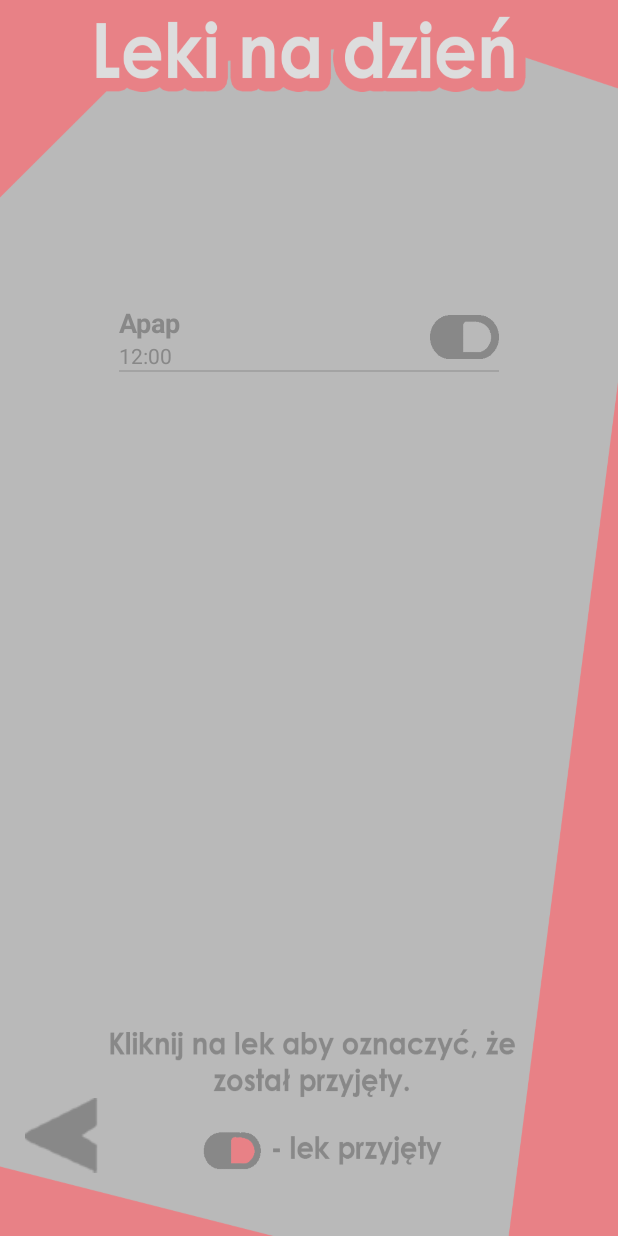
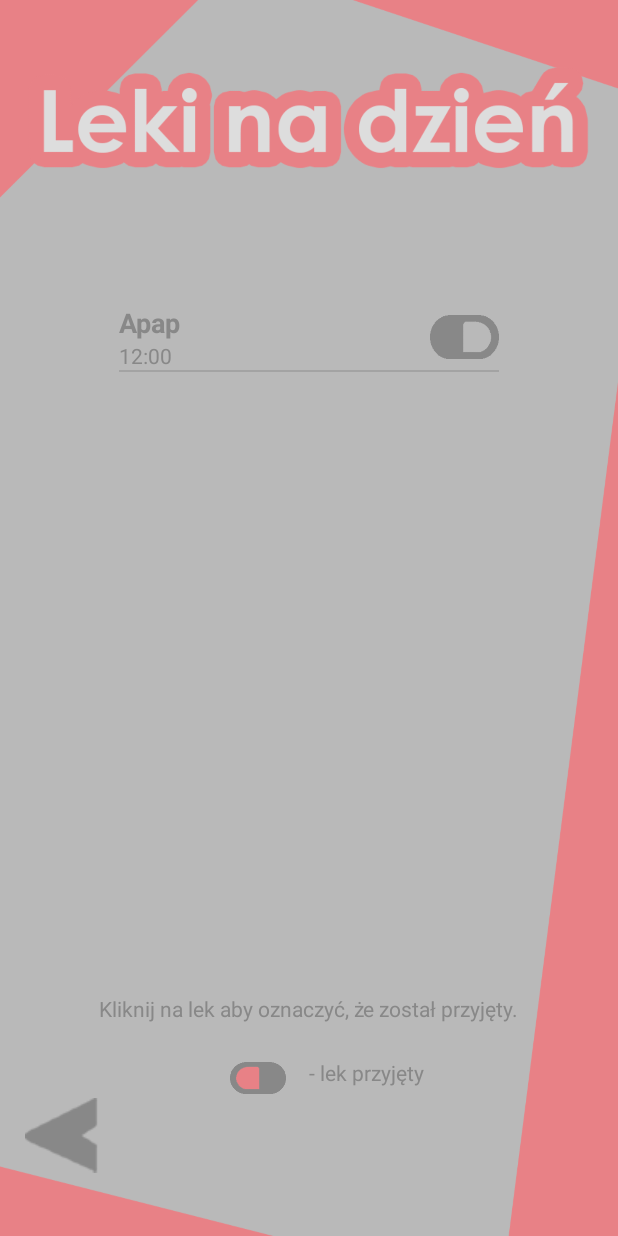
Before and after one commit to gry-mar/AppTeczka, an Android app: the PlannerController screen opened directly, with no data from a screen before it, on a phone screen of 412 x 824 dp. Run offline under Robolectric (Android 15) with nearby library versions, the phone set to English and light mode, and no system bars.

Commit message:
window titles as images changed

```diff
--- a/android/AppTeczkaAndroid/app/src/main/res/layout/activity_planner.xml
+++ b/android/AppTeczkaAndroid/app/src/main/res/layout/activity_planner.xml
@@ -4,7 +4,7 @@
     xmlns:tools="http://schemas.android.com/tools"
     android:layout_width="match_parent"
     android:layout_height="match_parent"
-    android:background="@drawable/backgroundplanner"
+    android:background="@drawable/backgroundimg"
     tools:context=".PlannerController">
 
     <ImageButton
@@ -43,4 +43,47 @@
         app:layout_constraintTop_toTopOf="parent"
         app:layout_constraintVertical_bias="0.123" />
 
+    <ImageView
+        android:id="@+id/imageView2"
+        android:layout_width="wrap_content"
+        android:layout_height="wrap_content"
+        app:srcCompat="@drawable/lekinadzien"
+        tools:layout_editor_absoluteX="0dp"
+        tools:layout_editor_absoluteY="-29dp" />
+
+    <TextView
+        android:id="@+id/textView2"
+        android:layout_width="wrap_content"
+        android:layout_height="wrap_content"
+        android:text="Kliknij na lek aby oznaczyć, że został przyjęty."
+        app:layout_constraintBottom_toBottomOf="parent"
+        app:layout_constraintEnd_toEndOf="parent"
+        app:layout_constraintStart_toStartOf="parent"
+        app:layout_constraintTop_toBottomOf="@+id/listView1"
+        app:layout_constraintVertical_bias="0.471" />
+
+    <TextView
+        android:id="@+id/textView3"
+        android:layout_width="wrap_content"
+        android:layout_height="wrap_content"
+        android:text="- lek przyjęty"
+        app:layout_constraintBottom_toBottomOf="parent"
+        app:layout_constraintEnd_toEndOf="parent"
+        app:layout_constraintHorizontal_bias="0.615"
+        app:layout_constraintStart_toStartOf="parent"
+        app:layout_constraintTop_toBottomOf="@+id/textView2"
+        app:layout_constraintVertical_bias="0.191" />
+
+    <ImageView
+        android:id="@+id/imageView3"
+        android:layout_width="37dp"
+        android:layout_height="25dp"
+        app:layout_constraintBottom_toBottomOf="parent"
+        app:layout_constraintEnd_toStartOf="@+id/textView3"
+        app:layout_constraintHorizontal_bias="0.908"
+        app:layout_constraintStart_toStartOf="parent"
+        app:layout_constraintTop_toBottomOf="@+id/textView2"
+        app:layout_constraintVertical_bias="0.204"
+        app:srcCompat="@drawable/switch_enabled" />
+
 </androidx.constraintlayout.widget.ConstraintLayout>
```
Also changed, not shown: android/AppTeczkaAndroid/app/src/main/res/drawable/dawkowaniewybranegoleku.png (added), android/AppTeczkaAndroid/app/src/main/res/drawable/dodaj lek do apteczki.png (added), android/AppTeczkaAndroid/app/src/main/res/drawable/interakcje.png (added), android/AppTeczkaAndroid/app/src/main/res/drawable/lekinadzien.png (added), android/AppTeczkaAndroid/app/src/main/res/drawable/samouczek.png (added), android/AppTeczkaAndroid/app/src/main/res/drawable/wszystkieleki.png (added).
